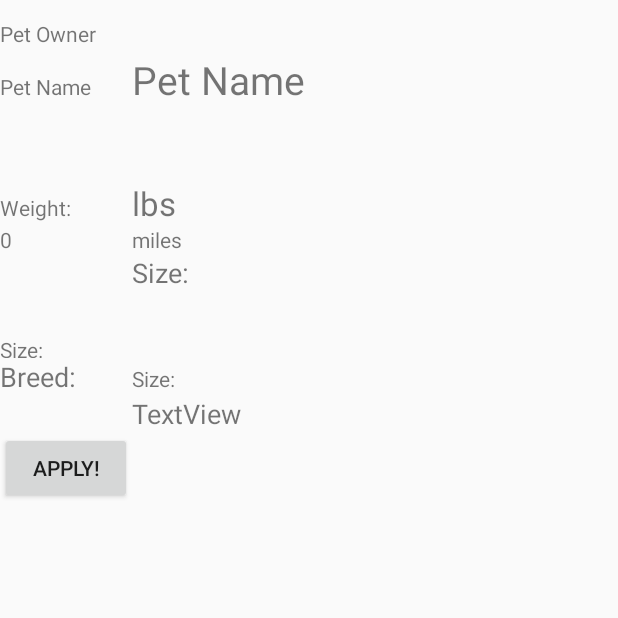
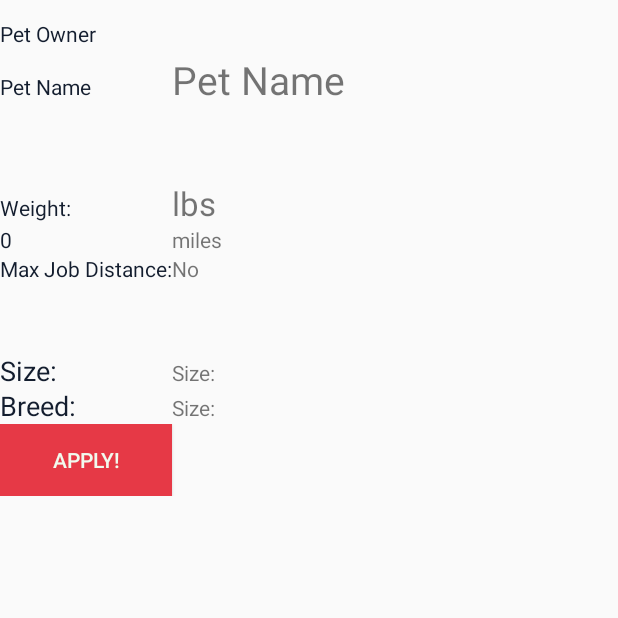
Before and after one commit to pjauth/PetApp, an Android app: the ListingDetail screen opened directly, with no data from a screen before it, on a phone screen of 412 x 824 dp, the top half of it. Run offline under Robolectric (Android 15) with nearby library versions, the phone set to English and light mode, and no system bars; network calls fail; 5 statements that could not run were skipped.

Commit message:
Minor layout tweaks

```diff
--- a/app/src/main/java/com/patrickauth/petapp/ListingDetail.java
+++ b/app/src/main/java/com/patrickauth/petapp/ListingDetail.java
@@ -14,7 +14,7 @@ import java.io.IOException;
 
 public class ListingDetail extends Activity {
     protected Listing listing;
-    TextView ownerFirstLast, petName, weight, distance, sizeValue, breedValue, address1, address2, email, phone;
+    TextView ownerFirstLast, petName, weight, distance, sizeValue, breedValue, sleepover;
     Button applyToListing;
 
     @Override
@@ -59,14 +59,10 @@ public class ListingDetail extends Activity {
         breedValue.setText(listing.pet.getBreed());
         breedValue.setVisibility(View.VISIBLE);
 
-        address1 = findViewById(R.id.listing_street);
-        address1.setText(listing.owner.address);
-        address1.setVisibility(View.VISIBLE);
-
-        address2 = findViewById(R.id.listing_city_state_zip);
-        String secondAddrLine = listing.owner.city + ", " + listing.owner.state + " " + listing.owner.zipCode;
-        address2.setText(secondAddrLine);
-        address2.setVisibility(View.VISIBLE);
+        sleepover = findViewById(R.id.sleepover_value);
+        String sleepoverValue = (listing.isSleepover == 0) ? "No" : "Yes";
+        sleepover.setText(sleepoverValue);
+        sleepover.setVisibility(View.VISIBLE);
 
         /*
         email = findViewById(R.id.owner_email);
--- a/app/src/main/res/layout/listing_detail.xml
+++ b/app/src/main/res/layout/listing_detail.xml
@@ -22,6 +22,7 @@
                         android:layout_width="wrap_content"
                         android:layout_height="wrap_content"
                         android:text="@string/pet_owner"
+                        android:textColor="@color/colorPrimaryDark"
                         android:visibility="visible" />
 
                     <TextView
@@ -47,6 +48,7 @@
                         android:layout_width="wrap_content"
                         android:layout_height="wrap_content"
                         android:text="@string/pet_name_form_label"
+                        android:textColor="@color/colorPrimaryDark"
                         android:visibility="visible" />
 
                     <TextView
@@ -70,6 +72,7 @@
                         android:layout_width="wrap_content"
                         android:layout_height="wrap_content"
                         android:text="@string/weight"
+                        android:textColor="@color/colorPrimaryDark"
                         android:visibility="visible" />
 
                     <TextView
@@ -89,7 +92,8 @@
                         android:id="@+id/distance_value"
                         android:layout_width="wrap_content"
                         android:layout_height="wrap_content"
-                        android:text="@string/distance_slider_label" />
+                        android:text="@string/distance_slider_label"
+                        android:textColor="@color/colorPrimaryDark" />
 
                     <TextView
                         android:id="@+id/distance_value2"
@@ -103,18 +107,37 @@
                     android:layout_height="match_parent">
 
                     <TextView
-                        android:id="@+id/pet_size_value"
+                        android:id="@+id/sleepover_label"
                         android:layout_width="wrap_content"
                         android:layout_height="wrap_content"
-                        android:layout_marginTop="50dp"
-                        android:text="@string/pet_size" />
+                        android:text="@string/distance_slider_label"
+                        android:textColor="@color/colorPrimaryDark" />
+
+                    <TextView
+                        android:id="@+id/sleepover_value"
+                        android:layout_width="wrap_content"
+                        android:layout_height="wrap_content"
+                        android:text="@string/miles" />
+                </TableRow>
+
+                <TableRow
+                    android:layout_width="match_parent"
+                    android:layout_height="match_parent">
 
                     <TextView
                         android:id="@+id/pet_size_label"
                         android:layout_width="wrap_content"
                         android:layout_height="wrap_content"
                         android:text="@string/pet_size"
+                        android:textColor="@color/colorPrimaryDark"
                         android:textSize="18sp" />
+
+                    <TextView
+                        android:id="@+id/pet_size_value"
+                        android:layout_width="wrap_content"
+                        android:layout_height="wrap_content"
+                        android:paddingTop="50dp"
+                        android:text="@string/pet_size" />
                 </TableRow>
 
                 <TableRow
@@ -126,6 +149,7 @@
                         android:layout_width="wrap_content"
                         android:layout_height="wrap_content"
                         android:text="@string/pet_breed"
+                        android:textColor="@color/colorPrimaryDark"
                         android:textSize="18sp" />
 
                     <TextView
@@ -139,30 +163,13 @@
                     android:layout_width="match_parent"
                     android:layout_height="match_parent">
 
-                    <TextView
-                        android:id="@+id/listing_city_state_zip"
-                        android:layout_width="wrap_content"
-                        android:layout_height="wrap_content"
-                        android:text="TextView"
-                        android:textSize="18sp" />
-
-                    <TextView
-                        android:id="@+id/listing_street"
-                        android:layout_width="wrap_content"
-                        android:layout_height="wrap_content"
-                        android:text="TextView"
-                        android:textSize="18sp" />
-                </TableRow>
-
-                <TableRow
-                    android:layout_width="match_parent"
-                    android:layout_height="match_parent">
-
                     <Button
                         android:id="@+id/apply_to_listing_btn"
                         android:layout_width="wrap_content"
                         android:layout_height="wrap_content"
-                        android:text="@string/apply_to_listing" />
+                        android:background="@color/Red.co"
+                        android:text="@string/apply_to_listing"
+                        android:textColor="@color/Cream.co" />
                 </TableRow>
             </TableLayout>
 
```
